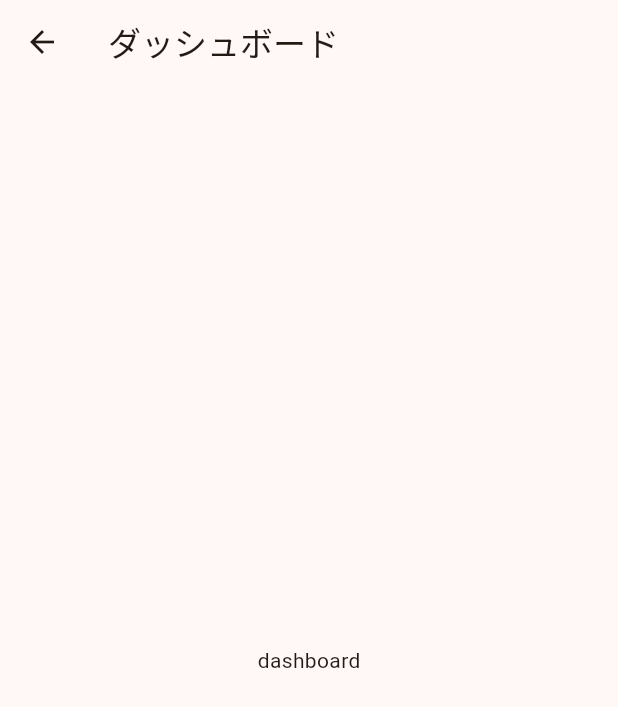
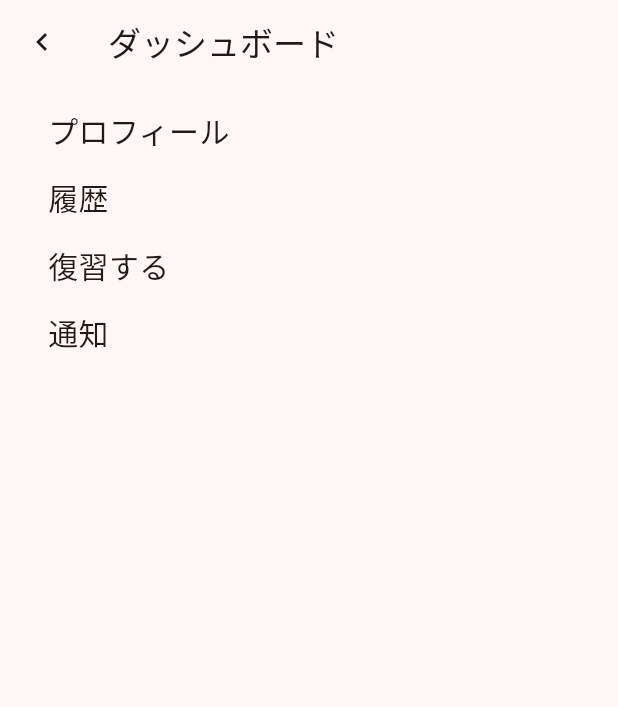
Before and after one commit to code-syncers/quiz-shower, a Flutter app: the DashboardScreen screen opened directly, on a phone screen of 412 x 824 dp. Shown: the top 707 px of the screen. Run offline on Flutter 3.47's test engine with Material 2 defaults, Android fonts, the phone set to English and light mode, and no system bars; our stand-ins replace cloud_firestore, cloud_functions, firebase_auth, firebase_core, flutter_hooks, freezed_annotation and 1 more; missing offline and left inert: firebase_ui_auth, firebase_ui_localizations; accounts and stored records are empty.

Commit message:
feat: 見出しをつける

```diff
--- a/lib/ui/screen/dashboard_screen.dart
+++ b/lib/ui/screen/dashboard_screen.dart
@@ -7,10 +7,43 @@ class DashboardScreen extends StatelessWidget {
   Widget build(BuildContext context) {
     return Scaffold(
       appBar: AppBar(
+        leading: IconButton(
+          icon: const Icon(Icons.chevron_left),
+          onPressed: () {
+            Navigator.of(context).pop(); // 1つ目の画面を戻る
+            Navigator.of(context).pop(); // 2つ目の画面を戻る
+          },
+        ),
         title: const Text('ダッシュボード'),
       ),
-      body: const Center(
-        child: Text('dashboard'),
+      body: SingleChildScrollView(
+        child: Container(
+          padding: const EdgeInsets.fromLTRB(32, 16, 32, 16),
+          child: const Column(
+            crossAxisAlignment: CrossAxisAlignment.start,
+            children: [
+              Text(
+                'プロフィール',
+                style: TextStyle(fontSize: 20),
+              ),
+              SizedBox(height: 16),
+              Text(
+                '履歴',
+                style: TextStyle(fontSize: 20),
+              ),
+              SizedBox(height: 16),
+              Text(
+                '復習する',
+                style: TextStyle(fontSize: 20),
+              ),
+              SizedBox(height: 16),
+              Text(
+                '通知',
+                style: TextStyle(fontSize: 20),
+              ),
+            ],
+          ),
+        ),
       ),
     );
   }
```
